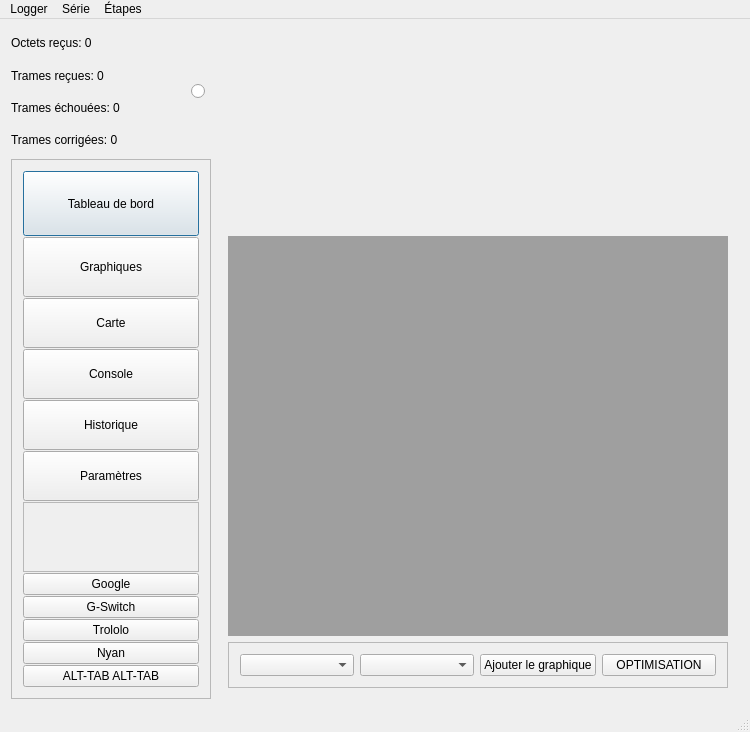
Qt form FenPrincipale.ui (mjc-ermont/Cookie-Logger) before a commit.
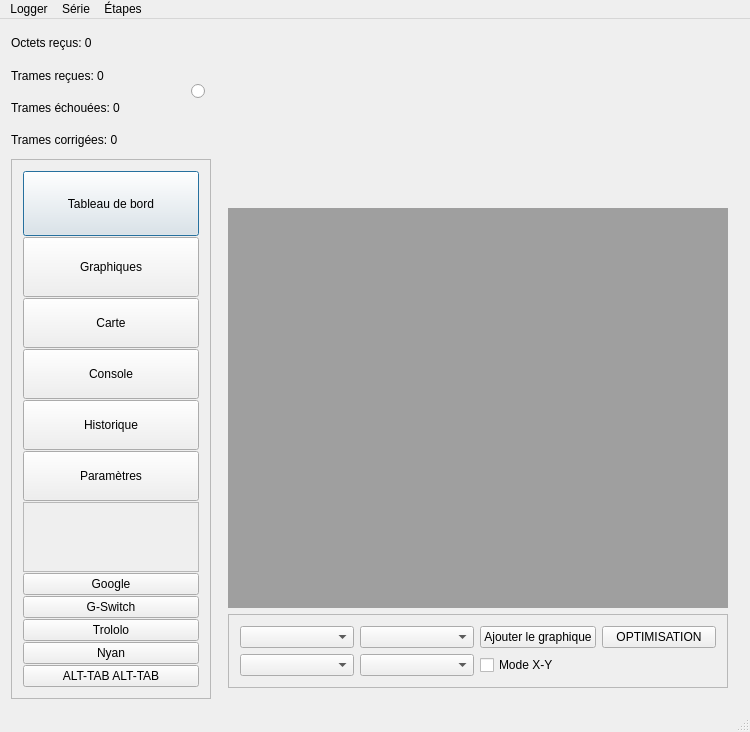
The same form after that commit. The open tabs and pages were chosen to show the change. Icons and pictures are not drawn. Custom widgets are drawn as their Qt base class.

Patch:
```diff
--- a/FenPrincipale.ui
+++ b/FenPrincipale.ui
@@ -478,21 +478,21 @@
             <property name="frameShadow">
              <enum>QFrame::Raised</enum>
             </property>
-            <layout class="QHBoxLayout" name="horizontalLayout_3">
-             <item>
+            <layout class="QGridLayout" name="gridLayout_11">
+             <item row="0" column="0">
               <widget class="QComboBox" name="sel_capteur"/>
              </item>
-             <item>
+             <item row="0" column="1">
               <widget class="QComboBox" name="sel_valeur"/>
              </item>
-             <item>
+             <item row="0" column="2">
               <widget class="QPushButton" name="add_graph">
                <property name="text">
                 <string>Ajouter le graphique</string>
                </property>
               </widget>
              </item>
-             <item>
+             <item row="0" column="3">
               <widget class="QPushButton" name="btn_optimiser">
                <property name="text">
                 <string>OPTIMISATION</string>
@@ -502,6 +502,23 @@
                </property>
               </widget>
              </item>
+             <item row="1" column="2">
+              <widget class="QCheckBox" name="xyModeCheckbox">
+               <property name="text">
+                <string>Mode X-Y</string>
+               </property>
+              </widget>
+             </item>
+             <item row="1" column="0">
+              <widget class="QComboBox" name="sel_capteur_x"/>
+             </item>
+             <item row="1" column="1">
+              <widget class="QComboBox" name="sel_valeur_x">
+               <property name="editable">
+                <bool>false</bool>
+               </property>
+              </widget>
+             </item>
             </layout>
            </widget>
           </item>
```
Left out of the diff: 2 changed lines with no effect on the pictures.
